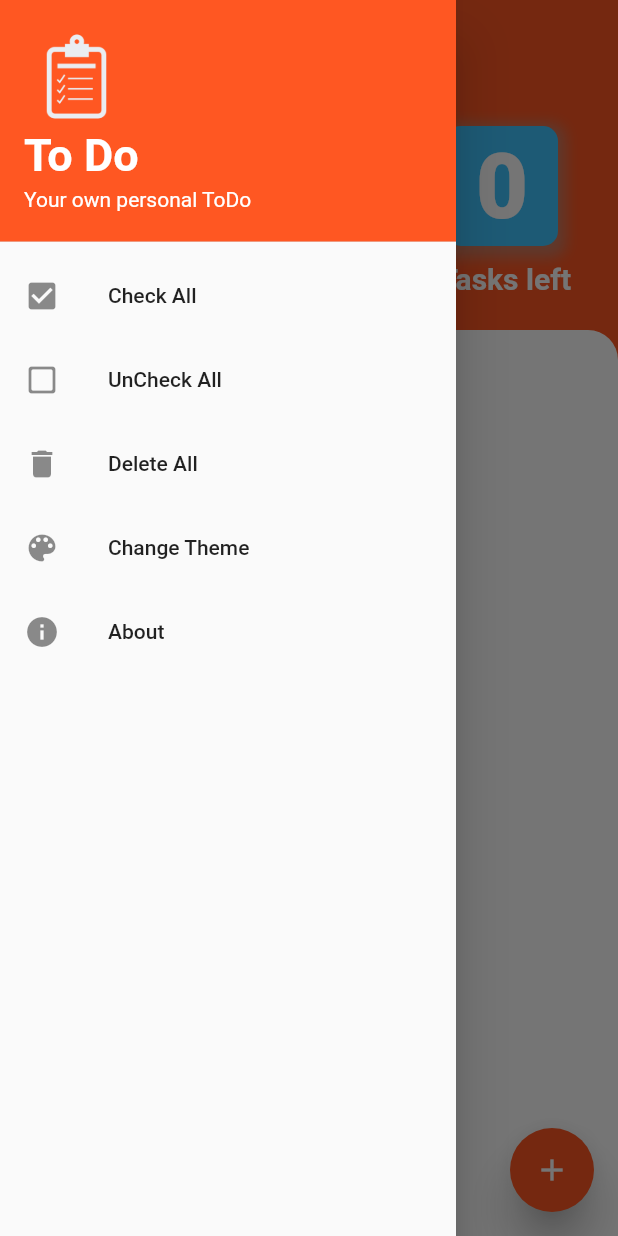
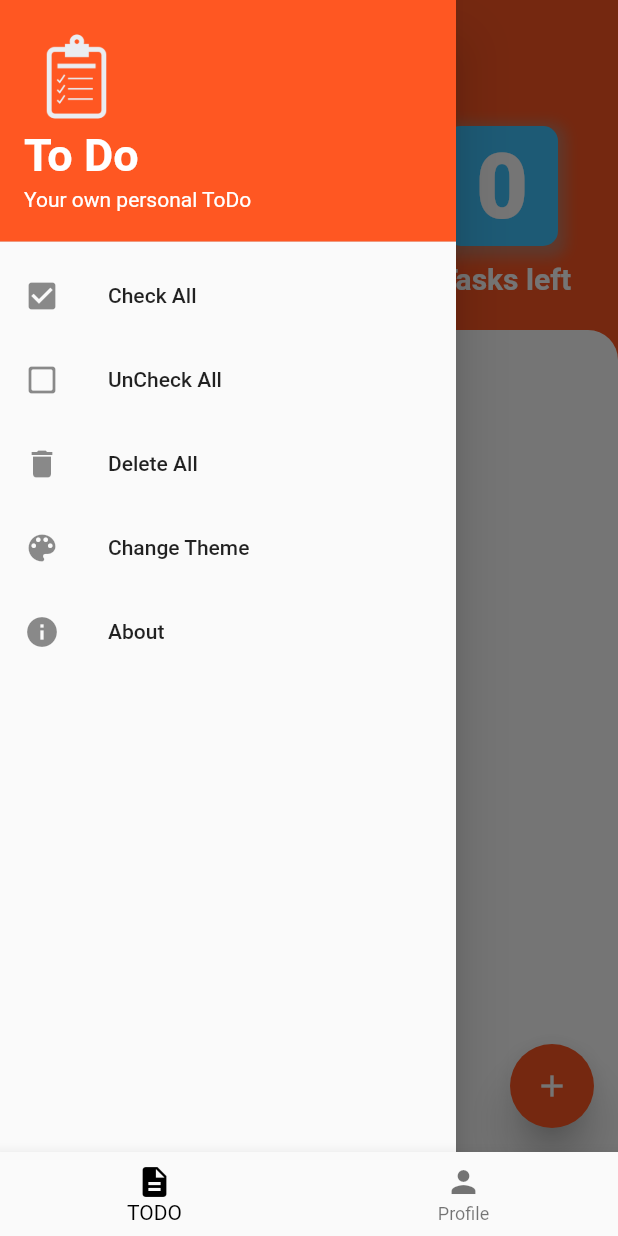
Before and after one commit to Zain-Waheed/kstyles-kids-app, a Flutter app: the screen it shows once a user with an empty profile is signed in, with the side drawer open, on a phone screen of 412 x 824 dp. Run offline on Flutter 3.47's test engine with Material 2 defaults, Android fonts, the phone set to English and light mode, and no system bars; our stand-ins replace cloud_firestore, firebase_auth, firebase_core, get, rflutter_alert; missing offline and left inert: flutterfire_ui; accounts and stored records are empty; Roboto replaces fonts that are missing (OpenSans-Light); statements that could not run were skipped.

Commit message:
base_view.dart

```diff
--- a/lib/main.dart
+++ b/lib/main.dart
@@ -10,11 +10,14 @@ import 'package:todo/src/base_screen/todo/view/todo_view.dart';
 import 'package:todo/src/base_screen/todo/view_model/todo_vm.dart';
 import 'package:todo/src/landing_pages/view/splash.dart';
 
+import 'src/base_screen/base_vm.dart';
+
 Future<void> main() async {
   WidgetsFlutterBinding.ensureInitialized();
   await Firebase.initializeApp();
   runApp(MultiProvider(providers: [
     ChangeNotifierProvider(create: (context) => TodoVM()),
+    ChangeNotifierProvider(create: (context) => BaseVM()),
   ], child: const MyApp()));
 }
 
--- a/lib/src/base_screen/base_view.dart
+++ b/lib/src/base_screen/base_view.dart
@@ -1,5 +1,7 @@
 import 'package:flutter/material.dart';
+import 'package:provider/provider.dart';
 
+import 'base_vm.dart';
 import 'profile/view/profile_view.dart';
 import 'todo/view/todo_view.dart';
 
@@ -16,11 +18,23 @@ class _BaseViewState extends State<BaseView> {
 
   @override
   Widget build(BuildContext context) {
-    return Scaffold(
-      body: IndexedStack(
-        index: currentPage,
-        children: const [TodoView(), ProfileView()],
-      ),
-    );
+    return Consumer<BaseVM>(builder: (context, vm, child) {
+      return Scaffold(
+        body: IndexedStack(
+          index: vm.baseCurrentPage,
+          children: const [TodoView(), ProfileView()],
+        ),
+        bottomNavigationBar: BottomNavigationBar(
+          currentIndex: vm.baseCurrentPage,
+          onTap: (index) {
+            vm.updatePage(index);
+          },
+          items: const [
+            BottomNavigationBarItem(icon: Icon(Icons.description),label: "TODO"),
+            BottomNavigationBarItem(icon: Icon(Icons.person),label: "Profile")
+          ],
+        ),
+      );
+    });
   }
 }
```
